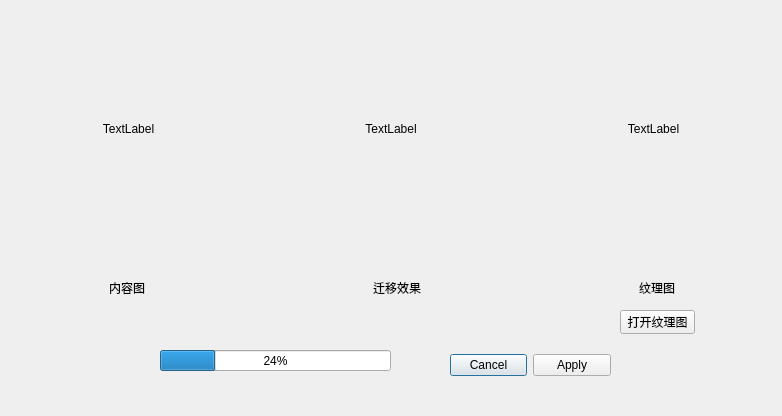
First picture: the form in imagetexturetransferdialog.ui, repository g64-cmd/Qt_Image_Processor, before the edit.
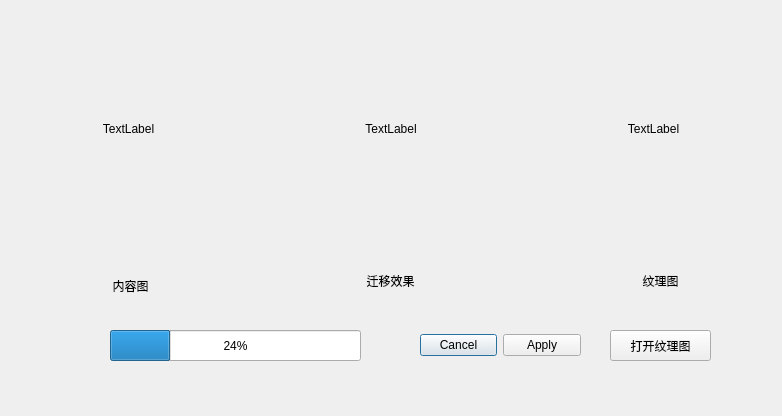
Second picture: the form after the edit.

```diff
--- a/imagetexturetransferdialog.ui
+++ b/imagetexturetransferdialog.ui
@@ -16,8 +16,8 @@
   <widget class="QDialogButtonBox" name="buttonBox">
    <property name="geometry">
     <rect>
-     <x>450</x>
-     <y>350</y>
+     <x>420</x>
+     <y>330</y>
      <width>161</width>
      <height>31</height>
     </rect>
@@ -33,9 +33,9 @@
    <property name="geometry">
     <rect>
      <x>100</x>
-     <y>280</y>
-     <width>54</width>
-     <height>16</height>
+     <y>275</y>
+     <width>61</width>
+     <height>21</height>
     </rect>
    </property>
    <property name="text">
@@ -48,10 +48,10 @@
   <widget class="QLabel" name="label_5">
    <property name="geometry">
     <rect>
-     <x>370</x>
-     <y>280</y>
-     <width>54</width>
-     <height>16</height>
+     <x>350</x>
+     <y>270</y>
+     <width>81</width>
+     <height>21</height>
     </rect>
    </property>
    <property name="text">
@@ -65,9 +65,9 @@
    <property name="geometry">
     <rect>
      <x>630</x>
-     <y>280</y>
-     <width>54</width>
-     <height>16</height>
+     <y>270</y>
+     <width>61</width>
+     <height>21</height>
     </rect>
    </property>
    <property name="text">
@@ -80,10 +80,10 @@
   <widget class="QPushButton" name="buttonOpenTexture">
    <property name="geometry">
     <rect>
-     <x>620</x>
-     <y>310</y>
-     <width>75</width>
-     <height>24</height>
+     <x>610</x>
+     <y>330</y>
+     <width>101</width>
+     <height>31</height>
     </rect>
    </property>
    <property name="text">
@@ -93,17 +93,17 @@
   <widget class="QProgressBar" name="progressBar">
    <property name="geometry">
     <rect>
-     <x>160</x>
-     <y>350</y>
-     <width>231</width>
-     <height>21</height>
+     <x>110</x>
+     <y>330</y>
+     <width>251</width>
+     <height>31</height>
     </rect>
    </property>
    <property name="value">
     <number>24</number>
    </property>
   </widget>
-  <widget class="QWidget" name="">
+  <widget class="QWidget" name="layoutWidget">
    <property name="geometry">
     <rect>
      <x>0</x>
```
